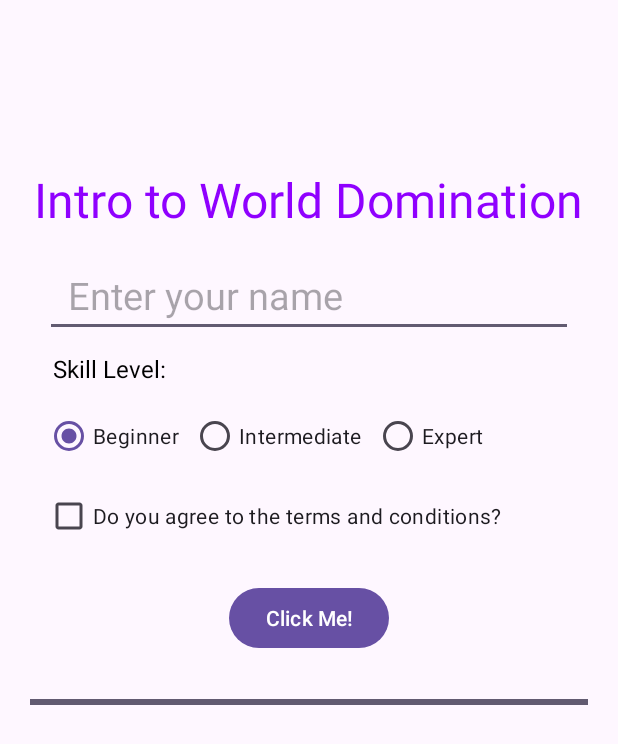
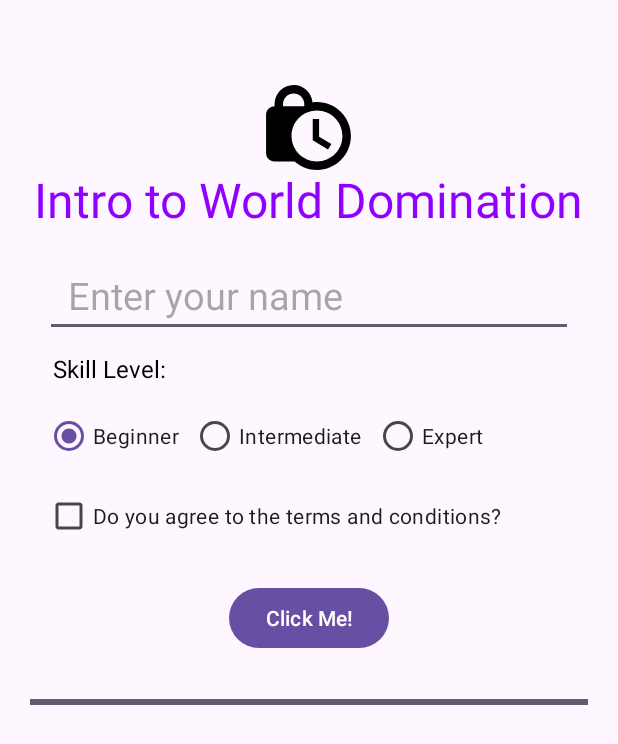
Before and after one commit to edd-ie/Android_UI_Intro, an Android app: the screen it shows after launch (MainActivity), on a phone screen of 412 x 824 dp. Shown: the top 744 px of the screen. Run offline under Robolectric (Android 15) with nearby library versions, the phone set to English and light mode, and no system bars.

Commit message:
Icon creation and Image assets.

```diff
--- /dev/null
+++ b/app/src/main/res/drawable/ic_mail_foreground.xml
@@ -0,0 +1,15 @@
+<vector xmlns:android="http://schemas.android.com/apk/res/android"
+    android:width="108dp"
+    android:height="108dp"
+    android:viewportWidth="24"
+    android:viewportHeight="24"
+    android:tint="#000000">
+  <group android:scaleX="0.522"
+      android:scaleY="0.522"
+      android:translateX="5.736"
+      android:translateY="5.736">
+    <path
+        android:fillColor="@android:color/white"
+        android:pathData="M14.5,14.2l2.9,1.7 -0.8,1.3L13,15v-5h1.5v4.2zM22,14c0,4.41 -3.59,8 -8,8 -2.02,0 -3.86,-0.76 -5.27,-2L4,20c-1.15,0 -2,-0.85 -2,-2L2,9c0,-1.12 0.89,-1.96 2,-2v-0.5C4,4.01 6.01,2 8.5,2c2.34,0 4.24,1.79 4.46,4.08 0.34,-0.05 0.69,-0.08 1.04,-0.08 4.41,0 8,3.59 8,8zM6,7h5v-0.74C10.88,4.99 9.8,4 8.5,4 7.12,4 6,5.12 6,6.5L6,7zM20,14c0,-3.31 -2.69,-6 -6,-6s-6,2.69 -6,6 2.69,6 6,6 6,-2.69 6,-6z"/>
+  </group>
+</vector>
--- a/app/src/main/res/layout/activity_main.xml
+++ b/app/src/main/res/layout/activity_main.xml
@@ -114,5 +114,16 @@
         android:max="100"
         android:top="50dp" />
 
+    <ImageView
+        android:layout_width="130dp"
+        android:layout_height="130dp"
+        android:src="@drawable/ic_mail_foreground"
+        android:layout_centerHorizontal="true"
+        android:layout_marginTop="20dp"
+        android:id="@+id/clock"
+        />
+
+
+
 
 </RelativeLayout>
--- /dev/null
+++ b/app/src/main/res/mipmap-anydpi-v26/ic_mail.xml
@@ -0,0 +1,5 @@
+<?xml version="1.0" encoding="utf-8"?>
+<adaptive-icon xmlns:android="http://schemas.android.com/apk/res/android">
+    <background android:drawable="@drawable/ic_mail_background"/>
+    <foreground android:drawable="@drawable/ic_mail_foreground"/>
+</adaptive-icon>
--- /dev/null
+++ b/app/src/main/res/mipmap-anydpi-v26/ic_mail_round.xml
@@ -0,0 +1,5 @@
+<?xml version="1.0" encoding="utf-8"?>
+<adaptive-icon xmlns:android="http://schemas.android.com/apk/res/android">
+    <background android:drawable="@drawable/ic_mail_background"/>
+    <foreground android:drawable="@drawable/ic_mail_foreground"/>
+</adaptive-icon>
```
Also changed, not shown: app/src/main/res/drawable/ic_mail_background.xml (added, +74 -0 lines), app/src/main/ic_mail-playstore.png (added), app/src/main/res/mipmap-hdpi/ic_mail.webp (added), app/src/main/res/mipmap-hdpi/ic_mail_round.webp (added), app/src/main/res/mipmap-mdpi/ic_mail.webp (added), app/src/main/res/mipmap-mdpi/ic_mail_round.webp (added), app/src/main/res/mipmap-xhdpi/ic_mail.webp (added), app/src/main/res/mipmap-xhdpi/ic_mail_round.webp (added), app/src/main/res/mipmap-xxhdpi/ic_mail.webp (added), app/src/main/res/mipmap-xxhdpi/ic_mail_round.webp (added), app/src/main/res/mipmap-xxxhdpi/ic_mail.webp (added), app/src/main/res/mipmap-xxxhdpi/ic_mail_round.webp (added).
